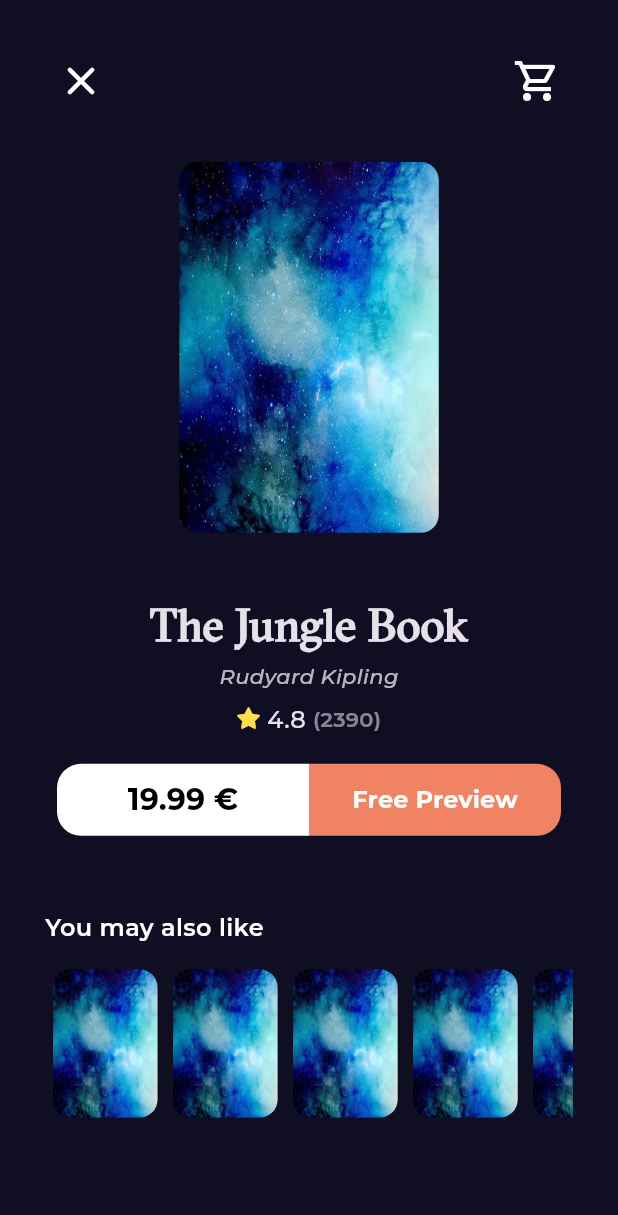
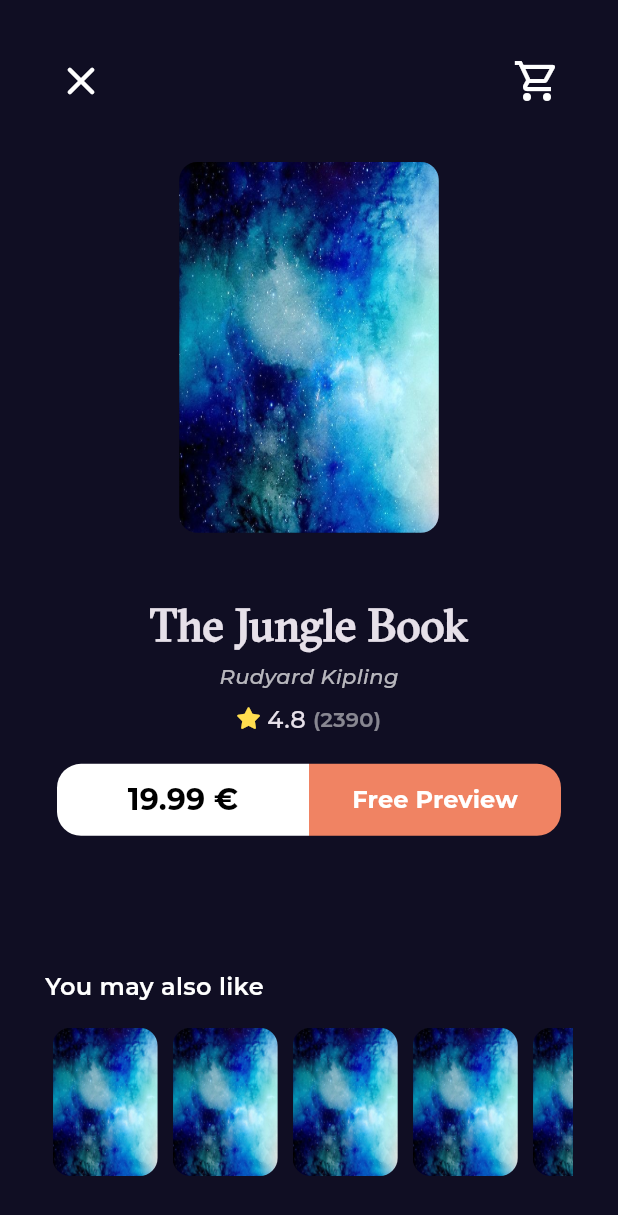
Before and after one commit to Salma-me/My_Book_Shelf, a Flutter app: the BookDetailsView screen opened by its route, on a phone screen of 412 x 824 dp. Shown: the top 1215 px of the screen. Run offline on Flutter 3.47's test engine with Material 3 defaults, Android fonts, the phone set to English and light mode, and no system bars; our stand-ins replace font_awesome_flutter, go_router, google_fonts.

Commit message:
Refactor Book Details View

```diff
--- a/lib/Features/home/presentation/views/widgets/book_details_view_body.dart
+++ b/lib/Features/home/presentation/views/widgets/book_details_view_body.dart
@@ -1,67 +1,31 @@
 import 'package:flutter/material.dart';
-import 'package:my_book_shelf/Features/home/presentation/views/widgets/book_details_actions.dart';
 import 'package:my_book_shelf/Features/home/presentation/views/widgets/book_details_custom_appbar.dart';
-import 'package:my_book_shelf/Features/home/presentation/views/widgets/book_rating.dart';
-import 'package:my_book_shelf/Features/home/presentation/views/widgets/custom_book_image.dart';
-import 'package:my_book_shelf/Features/home/presentation/views/widgets/suggested_books_h_list_view.dart';
-import 'package:my_book_shelf/constants.dart';
-import 'package:my_book_shelf/core/utils/styles.dart';
+import 'package:my_book_shelf/Features/home/presentation/views/widgets/books_details_section.dart';
+import 'package:my_book_shelf/Features/home/presentation/views/widgets/suggested_books_section.dart';
 
 class BookDetailsViewBody extends StatelessWidget {
   const BookDetailsViewBody({super.key});
 
   @override
   Widget build(BuildContext context) {
-    return SingleChildScrollView(
+    return CustomScrollView(
+      slivers: [
+        SliverFillRemaining(
+          hasScrollBody: false,
           child: Padding(
             padding: const EdgeInsets.symmetric(horizontal: 30.0),
             child: Column(
               children: [
                 const BookDetailsCustomAppbar(),
-            SizedBox(
-              height: MediaQuery.of(context).size.height * 0.3,
-              width: MediaQuery.of(context).size.width * 0.42,
-              child: CustomBookImage(),
-            ),
-            // AspectRatio(aspectRatio: 2.7 / 4, child: CustomBookItem()),
-            const SizedBox(height: 43),
-            Text(
-              'The Jungle Book',
-              style: Styles.textStyle30.copyWith(
-                fontFamily: kGTSectraFine,
-                fontWeight: FontWeight.w600,
-              ),
-            ),
-            Text(
-              'Rudyard Kipling',
-              textAlign: TextAlign.start,
-              style: Styles.textStyle14.copyWith(
-                fontWeight: FontWeight.w500,
-                fontStyle: FontStyle.italic,
-                color: Colors.white.withValues(alpha: 0.7),
-              ),
-            ),
-            const SizedBox(height: 7),
-            const BookRating(),
-            const SizedBox(height: 18),
-            BookDetailsActions(),
-            const SizedBox(height: 50),
-            Align(
-              alignment: AlignmentGeometry.centerLeft,
-              child: Text(
-                'You may also like',
-                style: Styles.textStyle16.copyWith(
-                  fontWeight: FontWeight.w600,
-                  color: Colors.white,
+                const BookDetailsSection(),
+
+                Expanded(child: const SizedBox(height: 50)),
+                const SuggestedBooksSection(),
+              ],
             ),
           ),
         ),
-            const SizedBox(height: 16),
-            SuggestedBooksHListView(),
-            // const SizedBox(height: 40),
       ],
-        ),
-      ),
     );
   }
 }
--- /dev/null
+++ b/lib/Features/home/presentation/views/widgets/books_details_section.dart
@@ -0,0 +1,45 @@
+import 'package:flutter/material.dart';
+import 'package:my_book_shelf/Features/home/presentation/views/widgets/book_details_actions.dart';
+import 'package:my_book_shelf/Features/home/presentation/views/widgets/book_rating.dart';
+import 'package:my_book_shelf/Features/home/presentation/views/widgets/custom_book_image.dart';
+import 'package:my_book_shelf/constants.dart';
+import 'package:my_book_shelf/core/utils/styles.dart';
+
+class BookDetailsSection extends StatelessWidget {
+  const BookDetailsSection({super.key});
+
+  @override
+  Widget build(BuildContext context) {
+    return Column(
+      children: [
+        SizedBox(
+          height: MediaQuery.of(context).size.height * 0.3,
+          width: MediaQuery.of(context).size.width * 0.42,
+          child: CustomBookImage(),
+        ),
+        // AspectRatio(aspectRatio: 2.7 / 4, child: CustomBookItem()),
+        const SizedBox(height: 43),
+        Text(
+          'The Jungle Book',
+          style: Styles.textStyle30.copyWith(
+            fontFamily: kGTSectraFine,
+            fontWeight: FontWeight.w600,
+          ),
+        ),
+        Text(
+          'Rudyard Kipling',
+          textAlign: TextAlign.start,
+          style: Styles.textStyle14.copyWith(
+            fontWeight: FontWeight.w500,
+            fontStyle: FontStyle.italic,
+            color: Colors.white.withValues(alpha: 0.7),
+          ),
+        ),
+        const SizedBox(height: 7),
+        const BookRating(),
+        const SizedBox(height: 18),
+        const BookDetailsActions(),
+      ],
+    );
+  }
+}
--- /dev/null
+++ b/lib/Features/home/presentation/views/widgets/suggested_books_section.dart
@@ -0,0 +1,26 @@
+import 'package:flutter/material.dart';
+import 'package:my_book_shelf/Features/home/presentation/views/widgets/suggested_books_h_list_view.dart';
+import 'package:my_book_shelf/core/utils/styles.dart';
+
+class SuggestedBooksSection extends StatelessWidget {
+  const SuggestedBooksSection({super.key});
+
+  @override
+  Widget build(BuildContext context) {
+    return Column(
+      crossAxisAlignment: CrossAxisAlignment.start,
+      children: [
+        Text(
+          'You may also like',
+          style: Styles.textStyle16.copyWith(
+            fontWeight: FontWeight.w600,
+            color: Colors.white,
+          ),
+        ),
+        const SizedBox(height: 16),
+        SuggestedBooksHListView(),
+        const SizedBox(height: 40),
+      ],
+    );
+  }
+}
```
Lines whose indentation alone changed are shown as unchanged.
